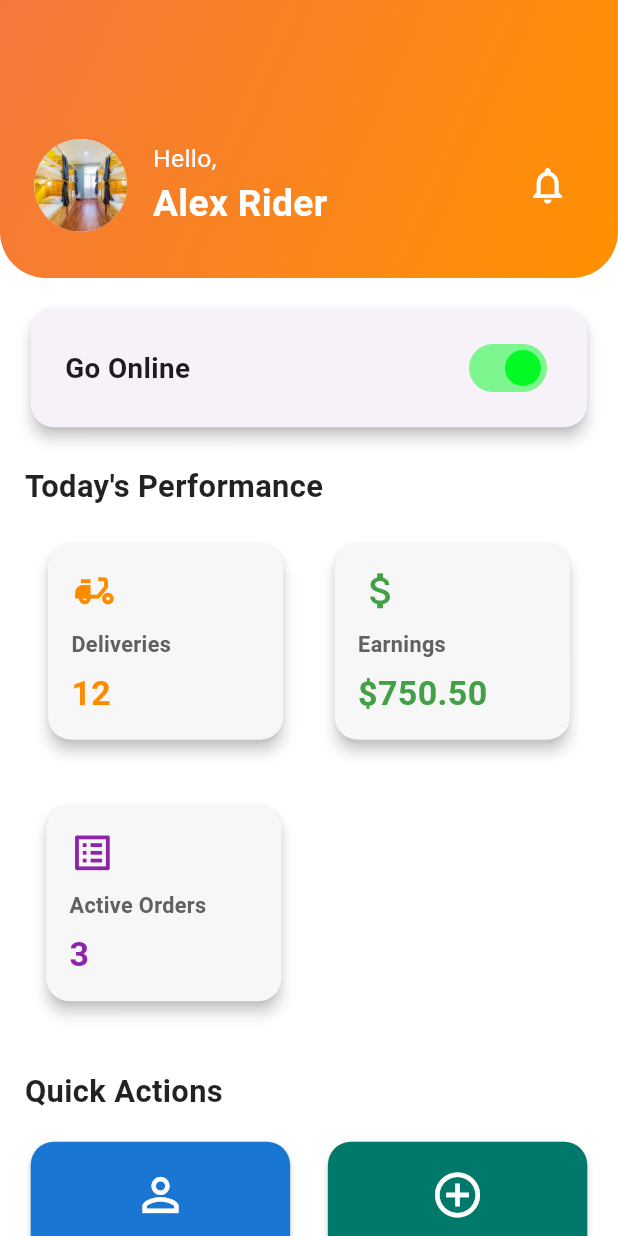
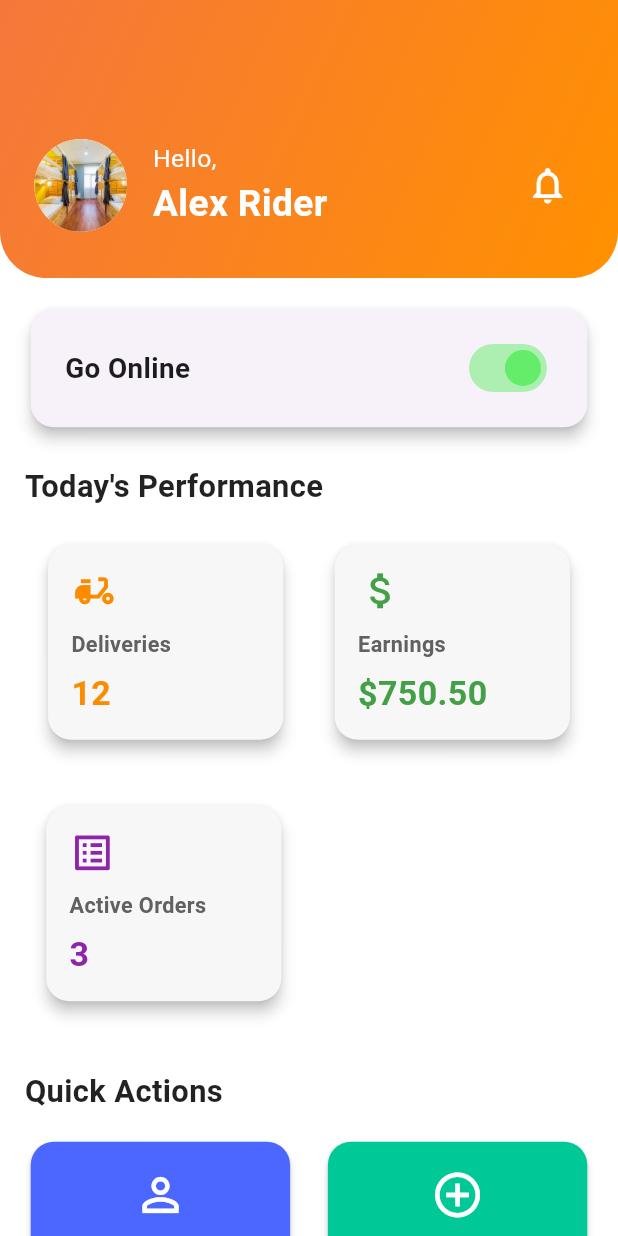
Before and after one commit to FlutterSanjay/delivery_agent_App, a Flutter app: the screen it shows after launch, on a phone screen of 412 x 824 dp. Run offline on Flutter 3.47's test engine with Material 3 defaults, Android fonts, the phone set to English and light mode, and no system bars; our stand-ins replace flutter_screenutil, get, otp_text_field; accounts and stored records are empty.

Commit message:
1.Correct the Quick Action Section 2.Correct the Recent Activities Section

```diff
--- a/lib/app/modules/agent_dashboard/views/agent_dashboard_view.dart
+++ b/lib/app/modules/agent_dashboard/views/agent_dashboard_view.dart
@@ -141,25 +141,25 @@ class AgentDashboardView extends GetView<AgentDashboardController> {
               icon: Icons.person_outline,
               label: 'View Profile',
               onTap: controller.goToProfile,
-              color: Colors.blue.shade700,
+              color: const Color(0xFF4C67FF), // Indigo Blue
             ),
             _buildActionButton(
               icon: Icons.add_circle_outline,
               label: 'New Delivery',
               onTap: controller.startNewDelivery,
-              color: Colors.teal.shade700,
+              color: const Color(0xFF00C896), // Soft Teal Green
             ),
             _buildActionButton(
               icon: Icons.history,
               label: 'Payment History',
               onTap: controller.viewPaymentHistory,
-              color: Colors.deepPurple.shade700,
+              color: const Color(0xFFFF6E40), // Vibrant Orange Coral
             ),
             _buildActionButton(
               icon: Icons.support_agent,
               label: 'Support',
               onTap: controller.goToSupport,
-              color: Colors.brown.shade700,
+              color: const Color(0xFF936DFF), // Soft Purple
             ),
           ],
         ),
@@ -301,9 +301,10 @@ class AgentDashboardView extends GetView<AgentDashboardController> {
             ),
             Obx(
               () => Switch(
+                trackOutlineColor: WidgetStateColor.transparent,
                 value: controller.isOnline.value,
                 onChanged: controller.toggleOnlineStatus,
-                activeColor: AppColor.greenColor,
+                activeColor: AppColor.lightGreenColor,
                 inactiveThumbColor: AppColor.redColor,
                 inactiveTrackColor: AppColor.redColor.withAlpha(50),
               ),
@@ -418,7 +419,9 @@ class AgentDashboardView extends GetView<AgentDashboardController> {
           children: [
             Icon(
               _getActivityIcon(activity.type ?? ""),
-              color: _getActivityColor(activity.status ?? ''),
+              color: activity.status == "complete"
+                  ? Color(0xff085b06)
+                  : _getActivityColor(activity.status ?? ""),
               size: 20.sp,
             ),
             SizedBox(width: 15.w),
@@ -491,7 +494,7 @@ class AgentDashboardView extends GetView<AgentDashboardController> {
       case 'processing':
         return Colors.blue.shade700;
       default:
-        return AppColor.greyColor;
+        return AppColor.redColor;
     }
   }
 }
```
